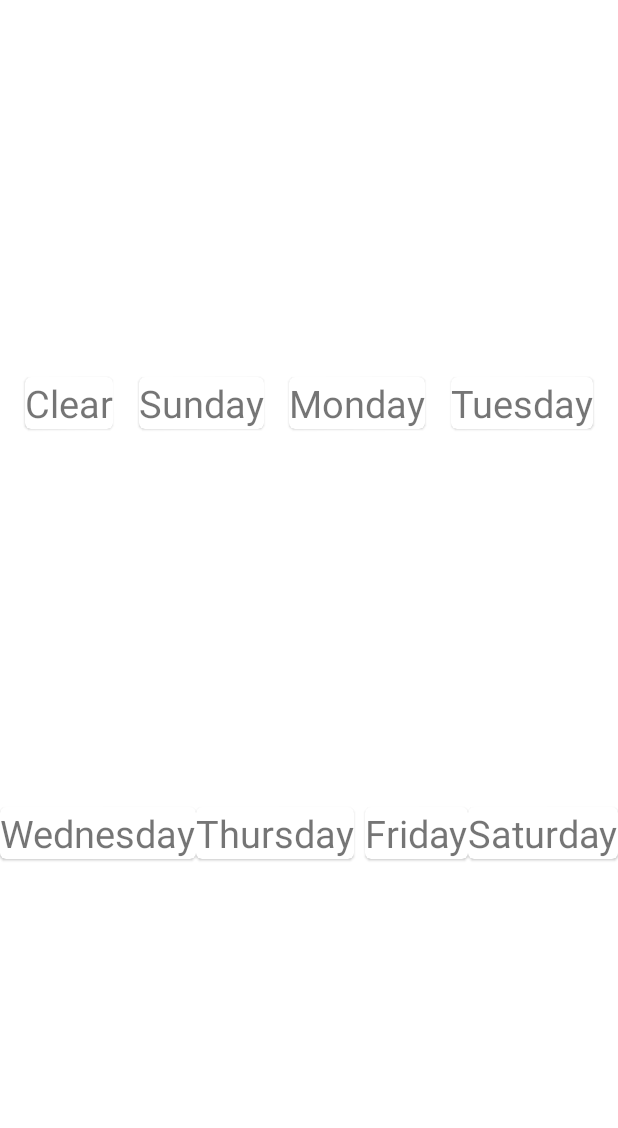
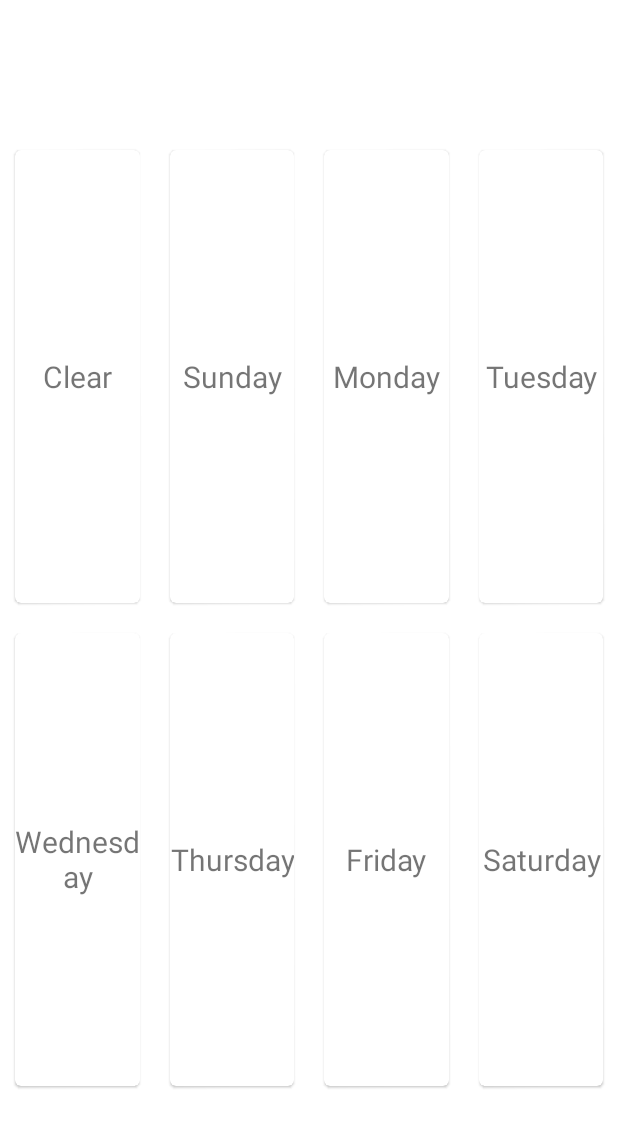
Before and after one commit to scappworks/weekly-planner, an Android app: the layout activity_main.xml on its own in the app's theme, with its tools: preview values and no code run, on a phone screen of 412 x 824 dp. Shown: the top 1128 px of the screen. Run offline under Robolectric (Android 15) with nearby library versions, the phone set to English and light mode, and no system bars.

Commit message:
set up card view for main activity

```diff
--- a/app/src/main/res/layout/activity_main.xml
+++ b/app/src/main/res/layout/activity_main.xml
@@ -6,13 +6,22 @@
     android:layout_height="match_parent"
     tools:context=".MainActivity" >
 
+    <TextView
+        android:id="@+id/top_box"
+        android:layout_width="0dp"
+        android:layout_height="90dp"
+        app:layout_constraintLeft_toLeftOf="parent"
+        app:layout_constraintRight_toRightOf="parent"
+        app:layout_constraintTop_toTopOf="parent"/>
+
     <com.google.android.material.card.MaterialCardView
         android:id="@+id/clear_card"
-        android:layout_width="wrap_content"
-        android:layout_height="wrap_content"
-        app:layout_constraintTop_toTopOf="parent"
+        android:layout_width="0dp"
+        android:layout_height="0dp"
+        android:layout_margin="10dp"
+        app:layout_constraintTop_toBottomOf="@id/top_box"
         app:layout_constraintLeft_toLeftOf="parent"
-        app:layout_constraintRight_toLeftOf="@+id/sunday_card"
+        app:layout_constraintRight_toLeftOf="@id/sunday_card"
         app:layout_constraintBottom_toTopOf="@id/wednesday_card">
 
         <TextView
@@ -20,15 +29,18 @@
             android:layout_width="match_parent"
             android:layout_height="match_parent"
             android:text="Clear"
-            android:textSize="25sp" />
+            android:textSize="20sp"
+            android:gravity="center"
+            />
 
     </com.google.android.material.card.MaterialCardView>
 
     <com.google.android.material.card.MaterialCardView
         android:id="@+id/sunday_card"
-        android:layout_width="wrap_content"
-        android:layout_height="wrap_content"
-        app:layout_constraintTop_toTopOf="parent"
+        android:layout_width="0dp"
+        android:layout_height="0dp"
+        android:layout_margin="10dp"
+        app:layout_constraintTop_toBottomOf="@+id/top_box"
         app:layout_constraintLeft_toRightOf="@id/clear_card"
         app:layout_constraintRight_toLeftOf="@id/monday_card"
         app:layout_constraintBottom_toTopOf="@id/thursday_card">
@@ -38,15 +50,17 @@
             android:layout_width="match_parent"
             android:layout_height="match_parent"
             android:text="Sunday"
-            android:textSize="25sp" />
+            android:textSize="20sp"
+            android:gravity="center"/>
 
     </com.google.android.material.card.MaterialCardView>
 
     <com.google.android.material.card.MaterialCardView
         android:id="@+id/monday_card"
-        android:layout_width="wrap_content"
-        android:layout_height="wrap_content"
-        app:layout_constraintTop_toTopOf="parent"
+        android:layout_width="0dp"
+        android:layout_height="0dp"
+        android:layout_margin="10dp"
+        app:layout_constraintTop_toBottomOf="@id/top_box"
         app:layout_constraintLeft_toRightOf="@id/sunday_card"
         app:layout_constraintRight_toLeftOf="@id/tuesday_card"
         app:layout_constraintBottom_toTopOf="@id/friday_card">
@@ -56,15 +70,17 @@
             android:layout_width="match_parent"
             android:layout_height="match_parent"
             android:text="Monday"
-            android:textSize="25sp" />
+            android:textSize="20sp"
+            android:gravity="center"/>
 
     </com.google.android.material.card.MaterialCardView>
 
     <com.google.android.material.card.MaterialCardView
         android:id="@+id/tuesday_card"
-        android:layout_width="wrap_content"
-        android:layout_height="wrap_content"
-        app:layout_constraintTop_toTopOf="parent"
+        android:layout_width="0dp"
+        android:layout_height="0dp"
+        android:layout_margin="10dp"
+        app:layout_constraintTop_toBottomOf="@id/top_box"
         app:layout_constraintLeft_toRightOf="@id/monday_card"
         app:layout_constraintRight_toRightOf="parent"
         app:layout_constraintBottom_toTopOf="@id/saturday_card">
@@ -74,80 +90,97 @@
             android:layout_width="match_parent"
             android:layout_height="match_parent"
             android:text="Tuesday"
-            android:textSize="25sp" />
+            android:textSize="20sp"
+            android:gravity="center"/>
 
     </com.google.android.material.card.MaterialCardView>
 
     <com.google.android.material.card.MaterialCardView
         android:id="@+id/wednesday_card"
-        android:layout_width="wrap_content"
-        android:layout_height="wrap_content"
+        android:layout_width="0dp"
+        android:layout_height="0dp"
+        android:layout_margin="10dp"
         app:layout_constraintTop_toBottomOf="@id/clear_card"
         app:layout_constraintLeft_toLeftOf="parent"
         app:layout_constraintRight_toLeftOf="@id/thursday_card"
-        app:layout_constraintBottom_toBottomOf="parent">
+        app:layout_constraintBottom_toTopOf="@id/bottom_box">
 
         <TextView
             android:id="@+id/wednesday_card_text"
             android:layout_width="match_parent"
             android:layout_height="match_parent"
             android:text="Wednesday"
-            android:textSize="25sp" />
+            android:textSize="20sp"
+            android:gravity="center"/>
 
     </com.google.android.material.card.MaterialCardView>
 
     <com.google.android.material.card.MaterialCardView
         android:id="@+id/thursday_card"
-        android:layout_width="wrap_content"
-        android:layout_height="wrap_content"
+        android:layout_width="0dp"
+        android:layout_height="0dp"
+        android:layout_margin="10dp"
         app:layout_constraintTop_toBottomOf="@id/sunday_card"
         app:layout_constraintLeft_toRightOf="@id/wednesday_card"
         app:layout_constraintRight_toRightOf="@id/friday_card"
-        app:layout_constraintBottom_toBottomOf="parent">
+        app:layout_constraintBottom_toTopOf="@id/bottom_box">
 
         <TextView
             android:id="@+id/thursday_card_text"
             android:layout_width="match_parent"
             android:layout_height="match_parent"
             android:text="Thursday"
-            android:textSize="25sp" />
+            android:textSize="20sp"
+            android:gravity="center"/>
 
     </com.google.android.material.card.MaterialCardView>
 
     <com.google.android.material.card.MaterialCardView
         android:id="@+id/friday_card"
-        android:layout_width="wrap_content"
-        android:layout_height="wrap_content"
+        android:layout_width="0dp"
+        android:layout_height="0dp"
+        android:layout_margin="10dp"
         app:layout_constraintTop_toBottomOf="@id/monday_card"
         app:layout_constraintLeft_toRightOf="@id/thursday_card"
-        app:layout_constraintRight_toRightOf="@id/saturday_card"
-        app:layout_constraintBottom_toBottomOf="parent">
+        app:layout_constraintRight_toLeftOf="@id/saturday_card"
+        app:layout_constraintBottom_toTopOf="@id/bottom_box">
 
         <TextView
             android:id="@+id/friday_card_text"
             android:layout_width="match_parent"
             android:layout_height="match_parent"
             android:text="Friday"
-            android:textSize="25sp" />
+            android:textSize="20sp"
+            android:gravity="center"/>
 
     </com.google.android.material.card.MaterialCardView>
 
     <com.google.android.material.card.MaterialCardView
         android:id="@+id/saturday_card"
-        android:layout_width="wrap_content"
-        android:layout_height="wrap_content"
+        android:layout_width="0dp"
+        android:layout_height="0dp"
+        android:layout_margin="10dp"
         app:layout_constraintTop_toBottomOf="@id/tuesday_card"
         app:layout_constraintLeft_toRightOf="@id/friday_card"
         app:layout_constraintRight_toRightOf="parent"
-        app:layout_constraintBottom_toBottomOf="parent">
+        app:layout_constraintBottom_toTopOf="@id/bottom_box">
 
         <TextView
             android:id="@+id/saturday_card_text"
             android:layout_width="match_parent"
             android:layout_height="match_parent"
             android:text="Saturday"
-            android:textSize="25sp" />
+            android:textSize="20sp"
+            android:gravity="center"/>
 
     </com.google.android.material.card.MaterialCardView>
 
+    <TextView
+        android:id="@+id/bottom_box"
+        android:layout_width="0dp"
+        android:layout_height="90dp"
+        app:layout_constraintLeft_toLeftOf="parent"
+        app:layout_constraintRight_toRightOf="parent"
+        app:layout_constraintBottom_toBottomOf="parent"/>
+
 </androidx.constraintlayout.widget.ConstraintLayout>
```
